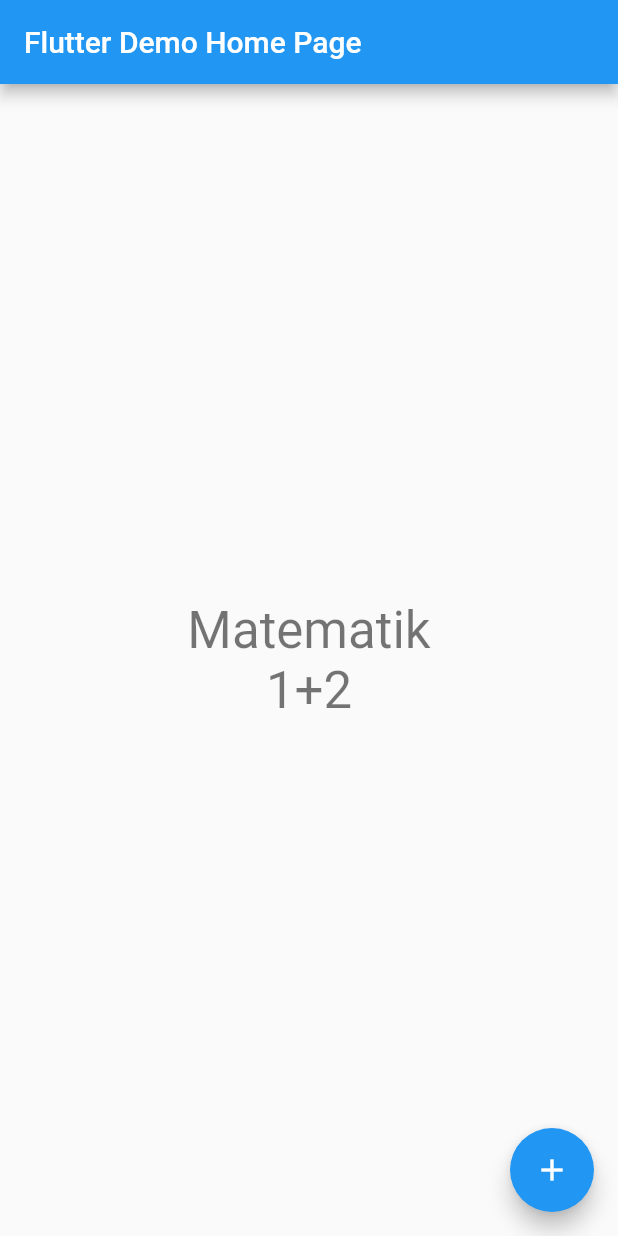
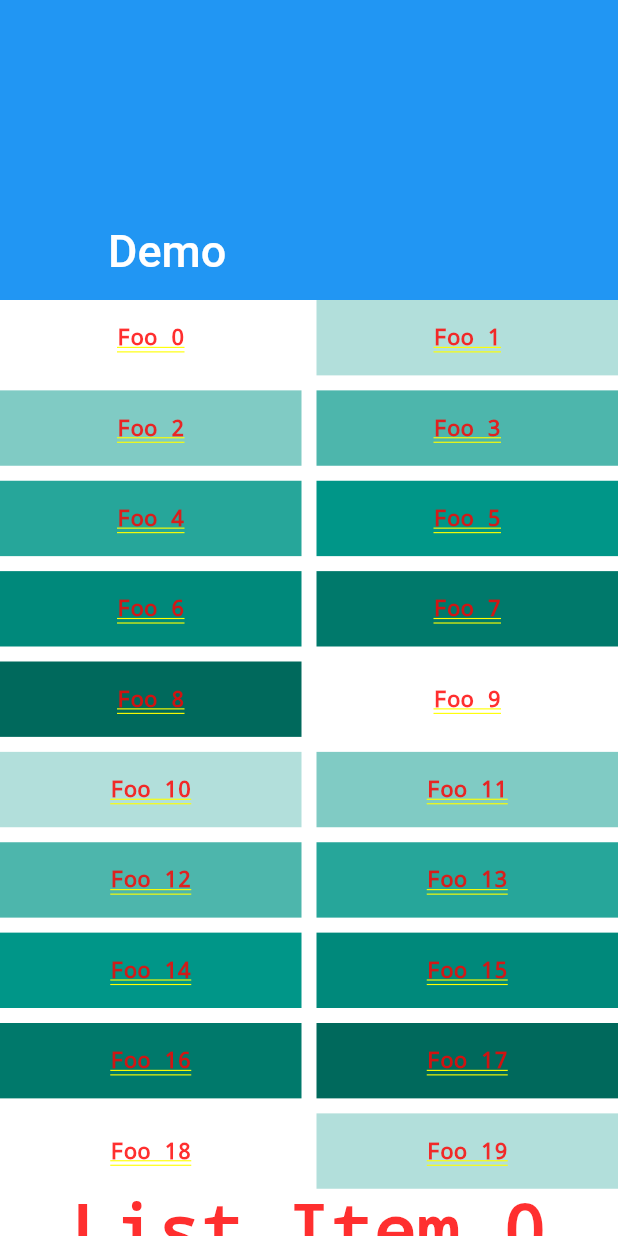
Before and after one commit to mdakin/matematik, a Flutter app: the screen it shows after launch, on a phone screen of 412 x 824 dp. Run offline on Flutter 3.47's test engine with Material 2 defaults, Android fonts, the phone set to English and light mode, and no system bars.

Commit message:
Experiment with main screen

```diff
--- /dev/null
+++ b/lib/choice.dart
@@ -0,0 +1,4 @@
+// Class representing a choice for a question
+class Choice {
+
+}
--- /dev/null
+++ b/lib/choices.dart
@@ -0,0 +1,5 @@
+
+// A class representing a set of choices.
+class Choices {
+
+}
--- a/lib/main.dart
+++ b/lib/main.dart
@@ -9,35 +9,17 @@ class MyApp extends StatelessWidget {
   @override
   Widget build(BuildContext context) {
     return MaterialApp(
-      title: 'Flutter Demo',
+      title: 'Matematik',
       theme: ThemeData(
-        // This is the theme of your application.
-        //
-        // Try running your application with "flutter run". You'll see the
-        // application has a blue toolbar. Then, without quitting the app, try
-        // changing the primarySwatch below to Colors.green and then invoke
-        // "hot reload" (press "r" in the console where you ran "flutter run",
-        // or simply save your changes to "hot reload" in a Flutter IDE).
-        // Notice that the counter didn't reset back to zero; the application
-        // is not restarted.
         primarySwatch: Colors.blue,
       ),
-      home: MyHomePage(title: 'Flutter Demo Home Page'),
+      home: MyHomePage(title: 'Matematik'),
     );
   }
 }
 
 class MyHomePage extends StatefulWidget {
   MyHomePage({Key key, this.title}) : super(key: key);
-
-  // This widget is the home page of your application. It is stateful, meaning
-  // that it has a State object (defined below) that contains fields that affect
-  // how it looks.
-
-  // This class is the configuration for the state. It holds the values (in this
-  // case the title) provided by the parent (in this case the App widget) and
-  // used by the build method of the State. Fields in a Widget subclass are
-  // always marked "final".
 
   final String title;
 
@@ -59,52 +41,98 @@ class _MyHomePageState extends State<MyHomePage> {
     });
   }
 
+
   @override
   Widget build(BuildContext context) {
-    // This method is rerun every time setState is called, for instance as done
-    // by the _incrementCounter method above.
-    //
-    // The Flutter framework has been optimized to make rerunning build methods
-    // fast, so that you can just rebuild anything that needs updating rather
-    // than having to individually change instances of widgets.
-    return Scaffold(
-      appBar: AppBar(
-        // Here we take the value from the MyHomePage object that was created by
-        // the App.build method, and use it to set our appbar title.
-        title: Text(widget.title),
-      ),
-      body: Center(
-        // Center is a layout widget. It takes a single child and positions it
-        // in the middle of the parent.
-        child: Column(
-          // Column is also layout widget. It takes a list of children and
-          // arranges them vertically. By default, it sizes itself to fit its
-          // children horizontally, and tries to be as tall as its parent.
-          //
-          // Invoke "debug painting" (press "p" in the console, choose the
-          // "Toggle Debug Paint" action from the Flutter Inspector in Android
-          // Studio, or the "Toggle Debug Paint" command in Visual Studio Code)
-          // to see the wireframe for each widget.
-          //
-          // Column has various properties to control how it sizes itself and
-          // how it positions its children. Here we use mainAxisAlignment to
-          // center the children vertically; the main axis here is the vertical
-          // axis because Columns are vertical (the cross axis would be
-          // horizontal).
-          mainAxisAlignment: MainAxisAlignment.center,
-          children: <Widget>[
-            Text('Matematik',
-                style: Theme.of(context).textTheme.display1),
-            QuestionWidget(Question(1, 2, Operation.PLUS),
-                style: Theme.of(context).textTheme.display1),
-          ],
+    return CustomScrollView(
+      slivers: <Widget>[
+        const SliverAppBar(
+          pinned: true,
+          expandedHeight: 200.0,
+          flexibleSpace: FlexibleSpaceBar(
+            title: Text('Demo'),
+          ),
         ),
-      ),
-      floatingActionButton: FloatingActionButton(
-        onPressed: _incrementCounter,
-        tooltip: 'Increment',
-        child: Icon(Icons.add),
-      ), // This trailing comma makes auto-formatting nicer for build methods.
+        SliverGrid(
+          gridDelegate: SliverGridDelegateWithMaxCrossAxisExtent(
+            maxCrossAxisExtent: 200.0,
+            mainAxisSpacing: 10.0,
+            crossAxisSpacing: 10.0,
+            childAspectRatio: 4.0,
+          ),
+          delegate: SliverChildBuilderDelegate(
+                (BuildContext context, int index) {
+              return Container(
+                alignment: Alignment.center,
+                color: Colors.teal[100 * (index % 9)],
+                child: Text('Foo $index', style: TextStyle(fontSize: 15.0)),
+              );
+            },
+            childCount: 20,
+          ),
+        ),
+        SliverFixedExtentList(
+          itemExtent: 50.0,
+          delegate: SliverChildBuilderDelegate(
+                (BuildContext context, int index) {
+              return Container(
+                alignment: Alignment.center,
+                color: Colors.lightBlue[100 * (index % 9)],
+                child: Text('List Item $index'),
+              );
+            },
+          ),
+        ),
+      ],
     );
   }
+
+//  @override
+//  Widget build(BuildContext context) {
+//    // This method is rerun every time setState is called, for instance as done
+//    // by the _incrementCounter method above.
+//    //
+//    // The Flutter framework has been optimized to make rerunning build methods
+//    // fast, so that you can just rebuild anything that needs updating rather
+//    // than having to individually change instances of widgets.
+//    return Scaffold(
+//      appBar: AppBar(
+//        // Here we take the value from the MyHomePage object that was created by
+//        // the App.build method, and use it to set our appbar title.
+//        title: Text(widget.title),
+//      ),
+//      body: Center(
+//        // Center is a layout widget. It takes a single child and positions it
+//        // in the middle of the parent.
+//        child: Column(
+//          // Column is also layout widget. It takes a list of children and
+//          // arranges them vertically. By default, it sizes itself to fit its
+//          // children horizontally, and tries to be as tall as its parent.
+//          //
+//          // Invoke "debug painting" (press "p" in the console, choose the
+//          // "Toggle Debug Paint" action from the Flutter Inspector in Android
+//          // Studio, or the "Toggle Debug Paint" command in Visual Studio Code)
+//          // to see the wireframe for each widget.
+//          //
+//          // Column has various properties to control how it sizes itself and
+//          // how it positions its children. Here we use mainAxisAlignment to
+//          // center the children vertically; the main axis here is the vertical
+//          // axis because Columns are vertical (the cross axis would be
+//          // horizontal).
+//          mainAxisAlignment: MainAxisAlignment.center,
+//          children: <Widget>[
+//            Text('Matematik',
+//                style: Theme.of(context).textTheme.display1),
+//            QuestionWidget(Question(1, 2, Operation.PLUS),
+//                style: Theme.of(context).textTheme.display1),
+//          ],
+//        ),
+//      ),
+//      floatingActionButton: FloatingActionButton(
+//        onPressed: _incrementCounter,
+//        tooltip: 'Increment',
+//        child: Icon(Icons.add),
+//      ), // This trailing comma makes auto-formatting nicer for build methods.
+//    );
+//  }
 }
--- a/lib/question.dart
+++ b/lib/question.dart
@@ -2,7 +2,8 @@
 enum Operation {
   PLUS,
   MINUS,
-  MULTIPLICATION
+  MULTIPLICATION,
+  DIVISION,
 }
 
 class Question {
@@ -24,6 +25,8 @@ class Question {
         return num1 - num2;
       case Operation.MULTIPLICATION:
         return num1 * num2;
+      case Operation.DIVISION:
+        return num1 ~/ num2;
       default:
         throw Error;
     }
@@ -37,6 +40,8 @@ class Question {
         return '-';
       case Operation.MULTIPLICATION:
         return '*';
+      case Operation.DIVISION:
+        return '/';
       default:
         throw Error;
     }
```
Also changed, not shown: lib/excersize.dart (added).
